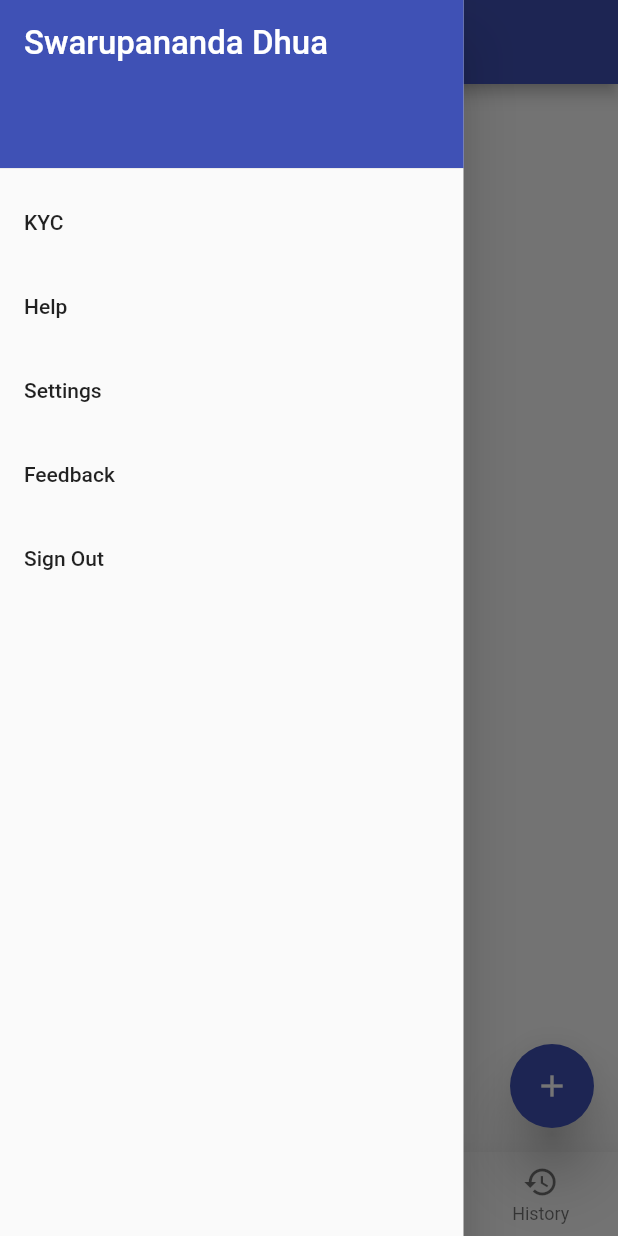
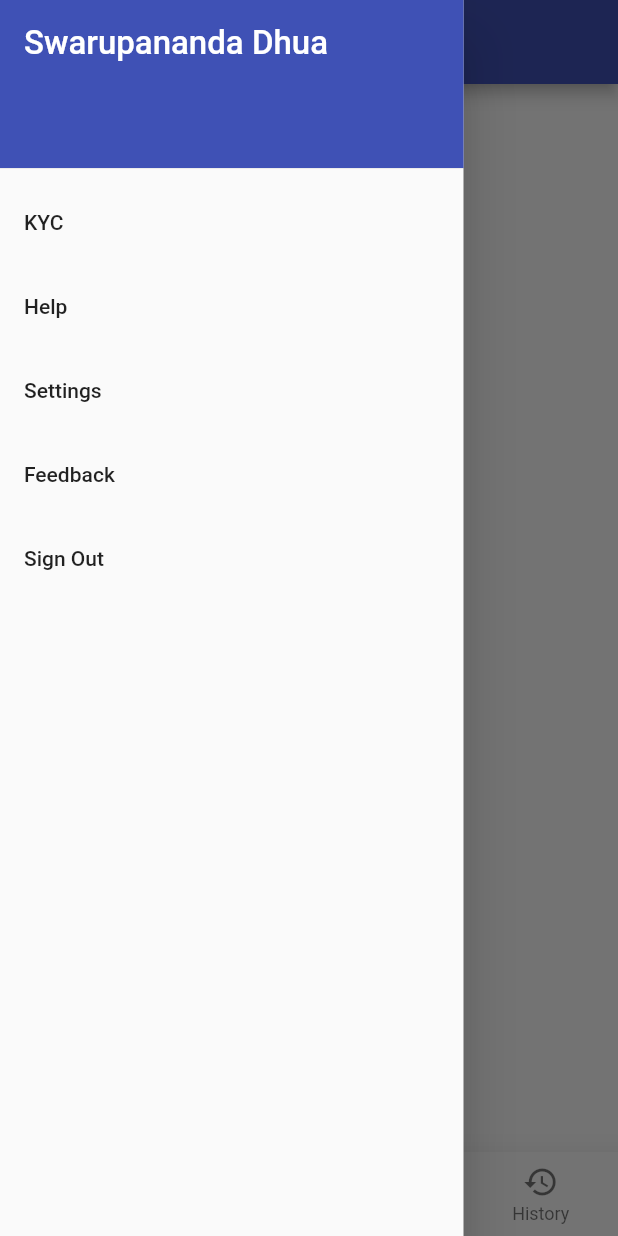
Before and after one commit to swarupanandadhua/HelloKishan, a Flutter app: the TradeScreen screen opened directly, with the side drawer open, on a phone screen of 412 x 824 dp. Run offline on Flutter 3.47's test engine with Material 2 defaults, Android fonts, the phone set to English and light mode, and no system bars; our stand-ins replace cloud_firestore, firebase_auth, geolocator, splashscreen; missing offline and left inert: firebase_image, universal_html, validate; accounts and stored records are empty; network calls fail.

Commit message:
PostRequirementScreen will be shown if FAB(in HomeScreen) pressed.

```diff
--- a/lib/screens/home/home.dart
+++ b/lib/screens/home/home.dart
@@ -1,5 +1,6 @@
 import 'package:farmapp/screens/common/bottom_navigation_bar.dart';
 import 'package:farmapp/screens/common/left_navigation_drawer.dart';
+import 'package:farmapp/screens/post_requirement/post_requirement.dart';
 import 'package:flutter/material.dart';
 
 class HomeScreen extends StatefulWidget {
@@ -28,7 +29,10 @@ class HomeScreenState extends State<HomeScreen> {
         child: Icon(Icons.add),
         backgroundColor: Colors.indigo,
         onPressed: () {
-          print('FAB Pressed');
+          Navigator.push(
+            context,
+            MaterialPageRoute(builder: (context) => PostRequirementScreen()),
+          );
         },
       ),
       body: Center(
--- a/lib/screens/trade/trade.dart
+++ b/lib/screens/trade/trade.dart
@@ -13,15 +13,6 @@ class TradeScreenState extends State<TradeScreen> {
     return Scaffold(
       appBar: AppBar(title: Text('FarmApp')),
       drawer: LeftNavigationDrawer(),
-      floatingActionButtonLocation: FloatingActionButtonLocation.endFloat,
-      floatingActionButton: FloatingActionButton(
-        elevation: 16.0,
-        child: Icon(Icons.add),
-        backgroundColor: Colors.indigo,
-        onPressed: () {
-          print('FAB Pressed');
-        },
-      ),
       body: Center(
         child: Text('TODO'),
       ),
```
